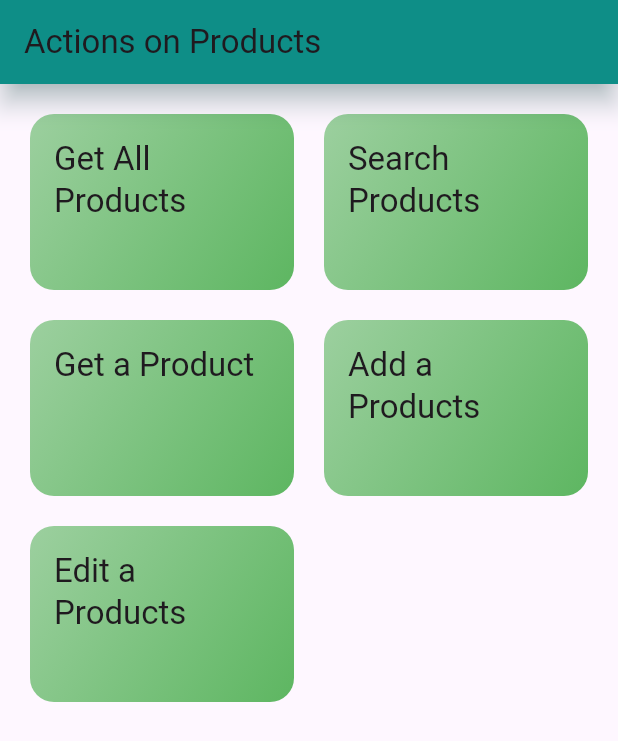
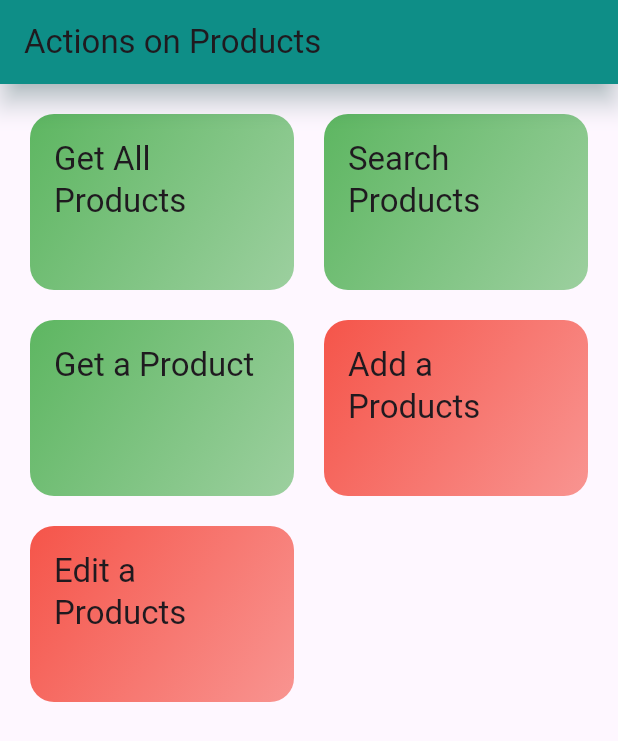
Before and after one commit to ChiragSuthar001/flutter_task, a Flutter app: the screen it shows after launch, on a phone screen of 412 x 824 dp. Shown: the top 741 px of the screen. Run offline on Flutter 3.47's test engine with Material 2 defaults, Android fonts, the light colour scheme and no system bars; our stand-ins replace bloc, flutter_bloc.

```diff
--- a/lib/screens/actions_screen/actions_screen.dart
+++ b/lib/screens/actions_screen/actions_screen.dart
@@ -51,10 +51,12 @@ class ActionsScreen extends StatelessWidget {
           GridItem(
             gridTitle: 'Add a Products',
             changeScreen: () {},
+            color: Colors.red,
           ),
           GridItem(
             gridTitle: 'Edit a Products',
             changeScreen: () {},
+            color: Colors.red,
           ),
         ],
       ),
--- a/lib/widgets/grid_item.dart
+++ b/lib/widgets/grid_item.dart
@@ -5,9 +5,11 @@ class GridItem extends StatelessWidget {
     super.key,
     required this.gridTitle,
     required this.changeScreen,
+    this.color = Colors.green,
   });
 
   final String gridTitle;
+  final Color color;
   final void Function() changeScreen;
 
   @override
@@ -22,8 +24,8 @@ class GridItem extends StatelessWidget {
           borderRadius: BorderRadius.circular(16),
           gradient: LinearGradient(
             colors: [
-              Colors.green.withOpacity(0.55),
-              Colors.green.withOpacity(0.9),
+              color.withOpacity(0.9),
+              color.withOpacity(0.55),
             ],
             begin: Alignment.topLeft,
             end: Alignment.bottomRight,
```
Also changed, not shown: 36 other files.
